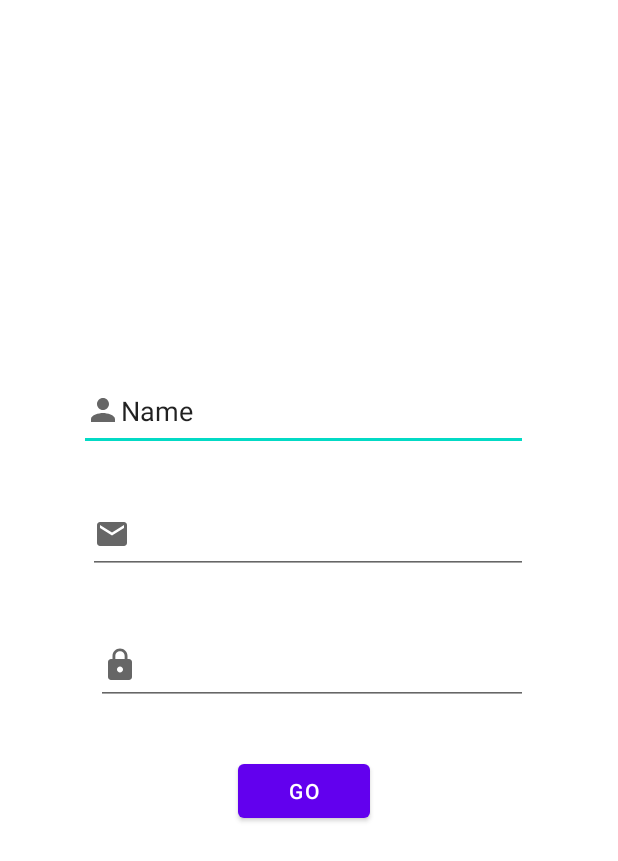
After one commit to EmtenanAh/FinalProject, an Android app: the Registration screen opened directly, with no data from a screen before it, on a phone screen of 412 x 824 dp. The commit adds this screen. Shown: the top 861 px of the screen. Run offline under Robolectric (Android 15) with nearby library versions, the phone set to English and light mode, and no system bars.

```diff
--- a/app/src/main/AndroidManifest.xml
+++ b/app/src/main/AndroidManifest.xml
@@ -10,6 +10,9 @@
         android:supportsRtl="true"
         android:theme="@style/Theme.FinalProject">
         <activity
+            android:name=".View.Registration"
+            android:exported="false" />
+        <activity
             android:name=".View.Login"
             android:exported="false" />
         <activity
@@ -21,9 +24,6 @@
                 <category android:name="android.intent.category.LAUNCHER" />
             </intent-filter>
         </activity>
-
-
-
     </application>
 
 </manifest>
--- /dev/null
+++ b/app/src/main/java/com/example/finalproject/View/Registration.kt
@@ -0,0 +1,12 @@
+package com.example.finalproject.View
+
+import androidx.appcompat.app.AppCompatActivity
+import android.os.Bundle
+import com.example.finalproject.R
+
+class Registration : AppCompatActivity() {
+    override fun onCreate(savedInstanceState: Bundle?) {
+        super.onCreate(savedInstanceState)
+        setContentView(R.layout.activity_registration)
+    }
+}
--- /dev/null
+++ b/app/src/main/res/drawable/ic_baseline_email_24.xml
@@ -0,0 +1,10 @@
+<vector xmlns:android="http://schemas.android.com/apk/res/android"
+    android:width="24dp"
+    android:height="24dp"
+    android:viewportWidth="24"
+    android:viewportHeight="24"
+    android:tint="?attr/colorControlNormal">
+  <path
+      android:fillColor="@android:color/white"
+      android:pathData="M20,4L4,4c-1.1,0 -1.99,0.9 -1.99,2L2,18c0,1.1 0.9,2 2,2h16c1.1,0 2,-0.9 2,-2L22,6c0,-1.1 -0.9,-2 -2,-2zM20,8l-8,5 -8,-5L4,6l8,5 8,-5v2z"/>
+</vector>
--- /dev/null
+++ b/app/src/main/res/drawable/ic_baseline_lock_24.xml
@@ -0,0 +1,10 @@
+<vector xmlns:android="http://schemas.android.com/apk/res/android"
+    android:width="24dp"
+    android:height="24dp"
+    android:viewportWidth="24"
+    android:viewportHeight="24"
+    android:tint="?attr/colorControlNormal">
+  <path
+      android:fillColor="@android:color/white"
+      android:pathData="M18,8h-1L17,6c0,-2.76 -2.24,-5 -5,-5S7,3.24 7,6v2L6,8c-1.1,0 -2,0.9 -2,2v10c0,1.1 0.9,2 2,2h12c1.1,0 2,-0.9 2,-2L20,10c0,-1.1 -0.9,-2 -2,-2zM12,17c-1.1,0 -2,-0.9 -2,-2s0.9,-2 2,-2 2,0.9 2,2 -0.9,2 -2,2zM15.1,8L8.9,8L8.9,6c0,-1.71 1.39,-3.1 3.1,-3.1 1.71,0 3.1,1.39 3.1,3.1v2z"/>
+</vector>
--- /dev/null
+++ b/app/src/main/res/drawable/ic_baseline_person_24.xml
@@ -0,0 +1,10 @@
+<vector xmlns:android="http://schemas.android.com/apk/res/android"
+    android:width="24dp"
+    android:height="24dp"
+    android:viewportWidth="24"
+    android:viewportHeight="24"
+    android:tint="?attr/colorControlNormal">
+  <path
+      android:fillColor="@android:color/white"
+      android:pathData="M12,12c2.21,0 4,-1.79 4,-4s-1.79,-4 -4,-4 -4,1.79 -4,4 1.79,4 4,4zM12,14c-2.67,0 -8,1.34 -8,4v2h16v-2c0,-2.66 -5.33,-4 -8,-4z"/>
+</vector>
--- /dev/null
+++ b/app/src/main/res/layout/activity_registration.xml
@@ -0,0 +1,60 @@
+<?xml version="1.0" encoding="utf-8"?>
+<androidx.constraintlayout.widget.ConstraintLayout xmlns:android="http://schemas.android.com/apk/res/android"
+    xmlns:app="http://schemas.android.com/apk/res-auto"
+    xmlns:tools="http://schemas.android.com/tools"
+    android:layout_width="match_parent"
+    android:layout_height="match_parent"
+    tools:context=".View.Registration">
+
+    <EditText
+        android:id="@+id/editTextTextPersonName"
+        android:layout_width="299dp"
+        android:layout_height="53dp"
+        android:layout_marginTop="247dp"
+        android:layout_marginEnd="60dp"
+        android:drawableStart="@drawable/ic_baseline_person_24"
+        android:ems="10"
+        android:inputType="textPersonName"
+
+        android:text="Name"
+        app:layout_constraintEnd_toEndOf="parent"
+        app:layout_constraintTop_toTopOf="parent" />
+
+    <EditText
+        android:id="@+id/editTextTextEmailAddress"
+        android:layout_width="293dp"
+        android:layout_height="52dp"
+        android:layout_marginTop="30dp"
+        android:layout_marginEnd="60dp"
+        android:ems="10"
+        android:inputType="textEmailAddress"
+        android:drawableStart="@drawable/ic_baseline_email_24"
+
+        app:layout_constraintEnd_toEndOf="parent"
+        app:layout_constraintTop_toBottomOf="@+id/editTextTextPersonName"
+        tools:ignore="SpeakableTextPresentCheck" />
+
+    <EditText
+        android:id="@+id/editTextTextPassword"
+        android:layout_width="288dp"
+        android:layout_height="52dp"
+        android:layout_marginTop="35dp"
+        android:layout_marginEnd="60dp"
+        android:drawableStart="@drawable/ic_baseline_lock_24"
+        android:ems="10"
+        android:inputType="textPassword"
+
+        app:layout_constraintEnd_toEndOf="parent"
+        app:layout_constraintTop_toBottomOf="@+id/editTextTextEmailAddress"
+        tools:ignore="SpeakableTextPresentCheck,SpeakableTextPresentCheck" />
+
+    <Button
+        android:id="@+id/registration"
+        android:layout_width="wrap_content"
+        android:layout_height="wrap_content"
+        android:layout_marginTop="33dp"
+        android:layout_marginEnd="165dp"
+        android:text="go"
+        app:layout_constraintEnd_toEndOf="parent"
+        app:layout_constraintTop_toBottomOf="@+id/editTextTextPassword" />
+</androidx.constraintlayout.widget.ConstraintLayout>
```
Also changed, not shown: app/src/main/res/layout/activity_login.xml (+52 -1 lines).
